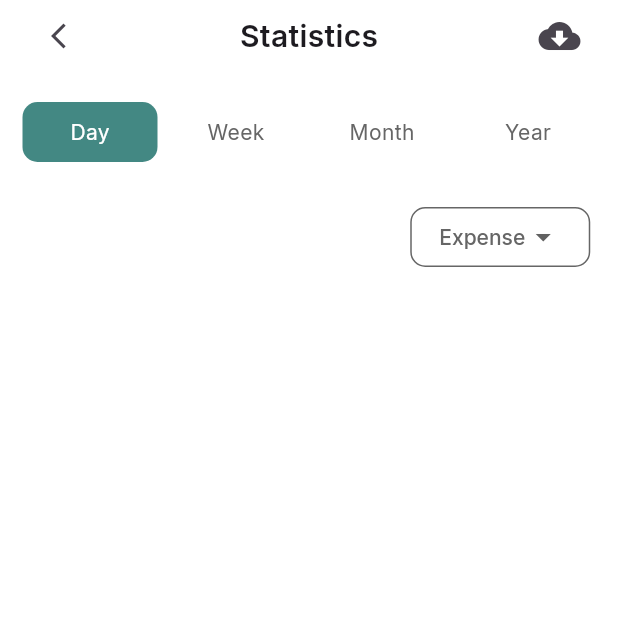
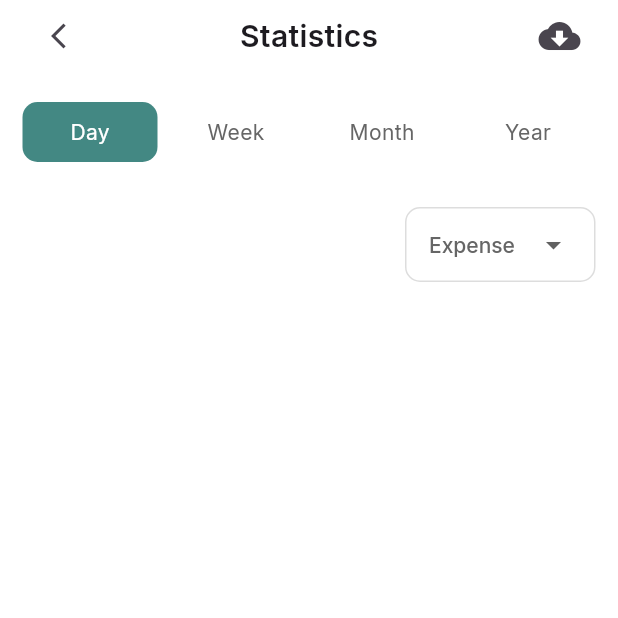
Before and after one commit to Riddhimagupta22/expense_tracker_app, a Flutter app: the Statistics screen opened directly, on a phone screen of 412 x 824 dp, the top half of it. Run offline on Flutter 3.47's test engine with Material 3 defaults, Android fonts, the light colour scheme and no system bars; our stand-ins replace cloud_firestore, firebase_auth, firebase_core, get, google_fonts; accounts and stored records are empty.

Commit message:
Merge remote-tracking branch 'origin/main'
# Conflicts:
#	lib/Modules/Profile/view/profile.dart
#	lib/Modules/dashboard/view/Widget/card.dart

```diff
--- a/lib/Modules/Statistics/view/statistics.dart
+++ b/lib/Modules/Statistics/view/statistics.dart
@@ -10,6 +10,7 @@ class Statistics extends StatefulWidget {
 }
 
 class _StatisticsState extends State<Statistics> {
+  String _selectedType = "Expense";
   List data = ["Day", "Week", "Month", "Year"];
   var colour = 0;
   @override
@@ -89,29 +90,33 @@ class _StatisticsState extends State<Statistics> {
           Padding(
             padding: const EdgeInsets.only(top: 30.0,left:270,right: 15),
             child: Container(
-              alignment: Alignment.center,
-              height: 40,
-              width: 120,
+              padding: const EdgeInsets.symmetric(horizontal: 15),
+              height: 50,
+              width: 318,
               decoration: BoxDecoration(
                 borderRadius: BorderRadius.circular(10),
-                border: Border.all(color: Color.fromRGBO(102, 102, 102, 1)),
+                border: Border.all(
+                    color: const Color.fromRGBO(221, 221, 221, 1)),
               ),
               child: DropdownButton<String>(
-                value: "Expense",
-                underline: SizedBox(),
-                icon: Icon(Icons.arrow_drop_down),
+                value: _selectedType,
+                isExpanded: true,
+                underline: const SizedBox(),
+                icon: const Icon(Icons.arrow_drop_down),
                 style: GoogleFonts.inter(
                   fontSize: 14,
                   fontWeight: FontWeight.w500,
-                  color: Color.fromRGBO(102, 102, 102, 1),
+                  color: const Color.fromRGBO(102, 102, 102, 1),
                 ),
                 onChanged: (value) {
-
+                  setState(() {
+                    _selectedType = value!;
+                  });
                 },
                 items: ["Expense", "Income"]
-                    .map((e) => DropdownMenuItem<String>(
-                  value: e,
-                  child: Text(e),
+                    .map((item) => DropdownMenuItem<String>(
+                  value: item,
+                  child: Text(item),
                 ))
                     .toList(),
               ),
```
Also changed, not shown: lib/Controller/auth_controller.dart (added, +57 -0 lines), lib/Modules/Auth/login_screen.dart (+26 -60 lines), lib/Modules/Auth/signup_screen.dart (+10 -50 lines), lib/Modules/Profile/view/profile.dart (+21 -5 lines).
